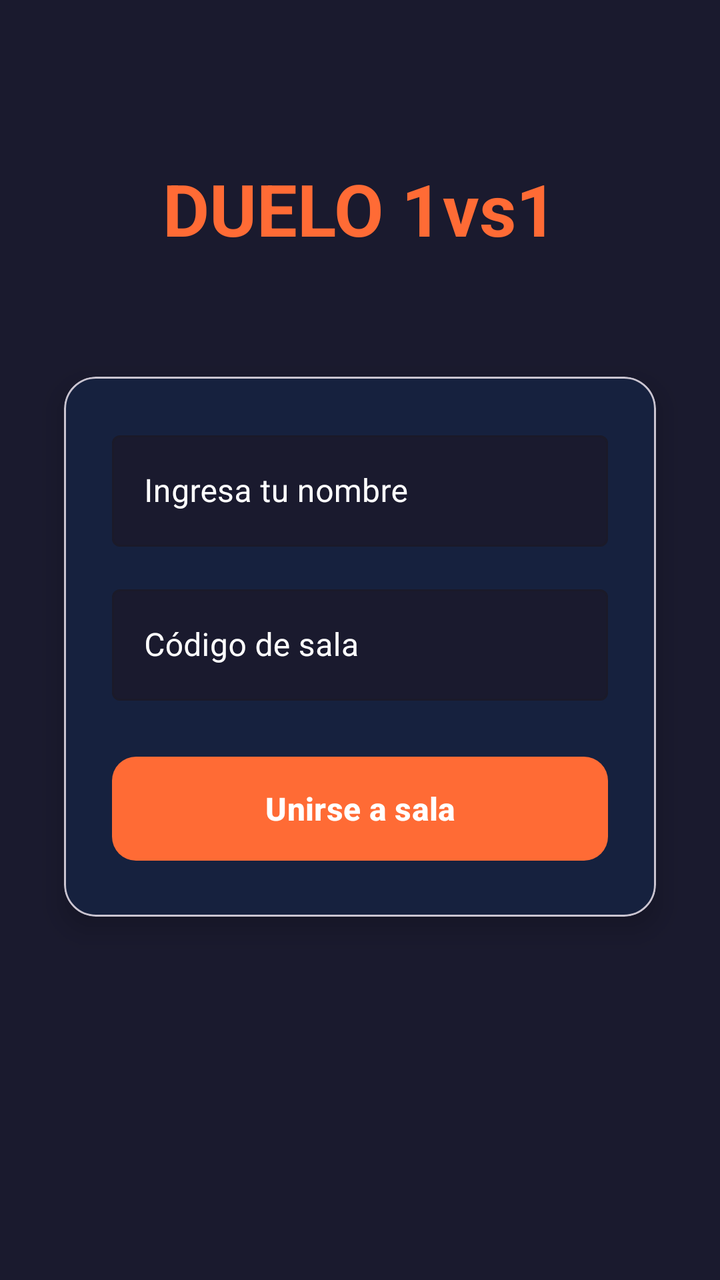
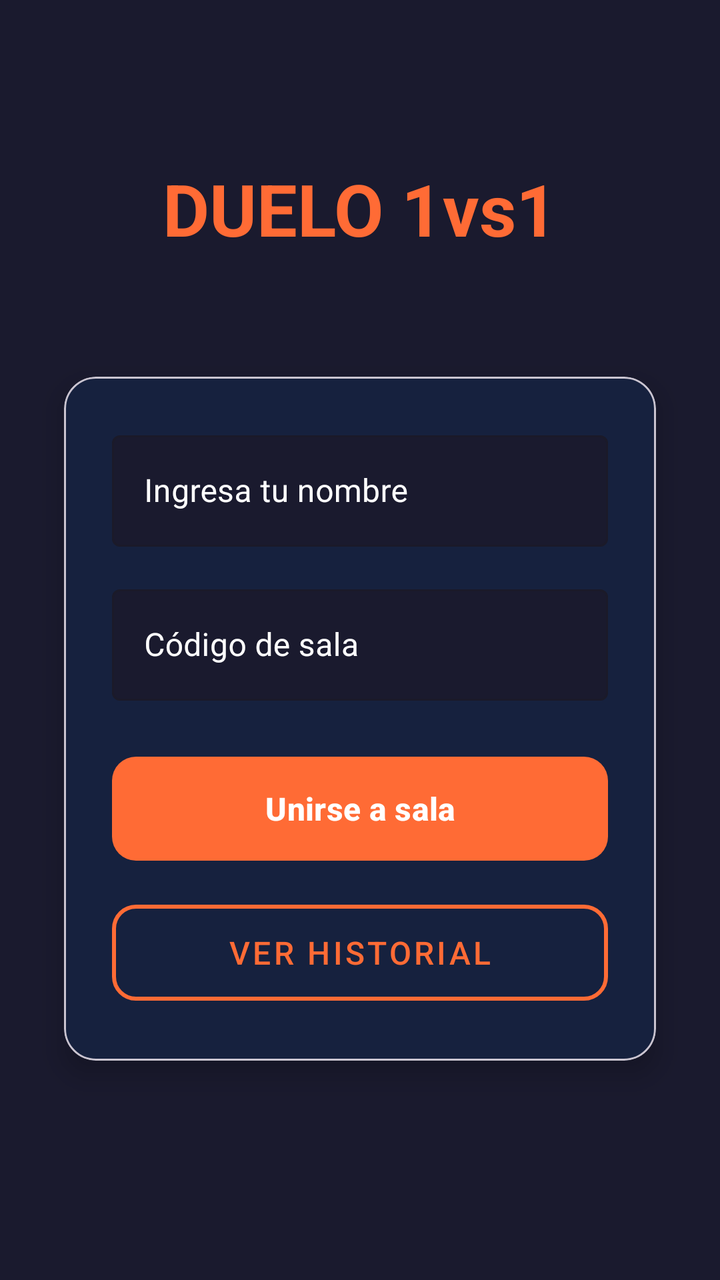

Compare the two renders of this Android layout. The source of the first and the diff that turns it into the second are given below.
<!-- AndroidManifest.xml: application theme Theme.DueloApp -->
<!-- res/layout/activity_main.xml -->
<?xml version="1.0" encoding="utf-8"?>
<androidx.constraintlayout.widget.ConstraintLayout
    xmlns:android="http://schemas.android.com/apk/res/android"
    xmlns:app="http://schemas.android.com/apk/res-auto"
    xmlns:tools="http://schemas.android.com/tools"
    android:layout_width="match_parent"
    android:layout_height="match_parent"
    android:background="@color/background"
    tools:context=".view.MainActivity">

    <TextView
        android:id="@+id/tvTitle"
        android:layout_width="wrap_content"
        android:layout_height="wrap_content"
        android:text="DUELO 1vs1"
        android:textSize="36sp"
        android:textStyle="bold"
        android:textColor="@color/primary"
        android:layout_marginTop="80dp"
        app:layout_constraintTop_toTopOf="parent"
        app:layout_constraintStart_toStartOf="parent"
        app:layout_constraintEnd_toEndOf="parent" />

    <com.google.android.material.card.MaterialCardView
        android:id="@+id/cardForm"
        android:layout_width="0dp"
        android:layout_height="wrap_content"
        android:layout_marginStart="32dp"
        android:layout_marginEnd="32dp"
        android:layout_marginTop="60dp"
        app:cardBackgroundColor="@color/background_light"
        app:cardCornerRadius="16dp"
        app:cardElevation="8dp"
        app:layout_constraintTop_toBottomOf="@id/tvTitle"
        app:layout_constraintStart_toStartOf="parent"
        app:layout_constraintEnd_toEndOf="parent">

        <LinearLayout
            android:layout_width="match_parent"
            android:layout_height="wrap_content"
            android:orientation="vertical"
            android:padding="24dp">

            
            <com.google.android.material.textfield.TextInputLayout
                android:id="@+id/tilPlayerName"
                android:layout_width="match_parent"
                android:layout_height="wrap_content"
                android:hint="@string/enter_name"
                android:textColorHint="#FFFFFF"
                app:hintTextColor="#FFFFFF"
                app:boxBackgroundColor="@color/background"
                style="@style/Widget.MaterialComponents.TextInputLayout.OutlinedBox">

                <com.google.android.material.textfield.TextInputEditText
                    android:id="@+id/etPlayerName"
                    android:layout_width="match_parent"
                    android:layout_height="wrap_content"
                    android:textColor="@color/text_primary"
                    android:maxLines="1"
                    android:inputType="textPersonName" />
            </com.google.android.material.textfield.TextInputLayout>

            
            <com.google.android.material.textfield.TextInputLayout
                android:id="@+id/tilRoomCode"
                android:layout_width="match_parent"
                android:layout_height="wrap_content"
                android:layout_marginTop="16dp"
                android:hint="@string/enter_room_code"
                android:textColorHint="#FFFFFF"
                app:hintTextColor="#FFFFFF"
                app:boxBackgroundColor="@color/background"
                style="@style/Widget.MaterialComponents.TextInputLayout.OutlinedBox">

                <com.google.android.material.textfield.TextInputEditText
                    android:id="@+id/etRoomCode"
                    android:layout_width="match_parent"
                    android:layout_height="wrap_content"
                    android:textColor="@color/text_primary"
                    android:maxLines="1"
                    android:inputType="textCapCharacters" />
            </com.google.android.material.textfield.TextInputLayout>

            <com.google.android.material.button.MaterialButton
                android:id="@+id/btnJoinRoom"
                android:layout_width="match_parent"
                android:layout_height="60dp"
                android:layout_marginTop="24dp"
                android:text="@string/join_room"
                android:textSize="16sp"
                android:textStyle="bold"
                app:backgroundTint="@color/primary"
                app:cornerRadius="12dp" />
        </LinearLayout>
    </com.google.android.material.card.MaterialCardView>

    <ProgressBar
        android:id="@+id/progressBar"
        android:layout_width="wrap_content"
        android:layout_height="wrap_content"
        android:visibility="gone"
        android:indeterminateTint="@color/primary"
        app:layout_constraintTop_toBottomOf="@id/cardForm"
        app:layout_constraintStart_toStartOf="parent"
        app:layout_constraintEnd_toEndOf="parent"
        android:layout_marginTop="32dp" />

</androidx.constraintlayout.widget.ConstraintLayout>
<!-- resources referenced by this layout -->
<resources>
  <color name="background">#1A1A2E</color>
  <color name="background_light">#16213E</color>
  <color name="primary">#FF6B35</color>
  <color name="text_primary">#FFFFFF</color>
  <string name="enter_name">Ingresa tu nombre</string>
  <string name="enter_room_code">Código de sala</string>
  <string name="join_room">Unirse a sala</string>
  <style name="Theme.DueloApp" parent="Theme.Material3.DayNight.NoActionBar">
          <item name="colorPrimary">@color/primary</item>
          <item name="colorPrimaryDark">@color/primary_dark</item>
          <item name="colorAccent">@color/accent</item>
          <item name="android:statusBarColor">@color/background</item>
          <item name="android:windowBackground">@color/background</item>
          <item name="android:textColorPrimary">@color/text_primary</item>
          <item name="android:textColorSecondary">@color/text_secondary</item>
      </style>
  <color name="primary_dark">#D94F1F</color>
  <color name="accent">#FFCC00</color>
  <color name="text_secondary">#B0B0B0</color>
</resources>

<!-- the commit's change to res/layout/activity_main.xml (unified diff, before → after) -->
@@ -92,6 +92,19 @@
                 android:textStyle="bold"
                 app:backgroundTint="@color/primary"
                 app:cornerRadius="12dp" />
+
+            <com.google.android.material.button.MaterialButton
+                android:id="@+id/btnHistory"
+                android:layout_width="match_parent"
+                android:layout_height="60dp"
+                android:layout_marginTop="12dp"
+                android:text="Ver Historial"
+                android:textSize="16sp"
+                android:textColor="@color/primary"
+                app:strokeColor="@color/primary"
+                app:strokeWidth="2dp"
+                style="@style/Widget.MaterialComponents.Button.OutlinedButton"
+                app:cornerRadius="12dp" />
         </LinearLayout>
     </com.google.android.material.card.MaterialCardView>
 
